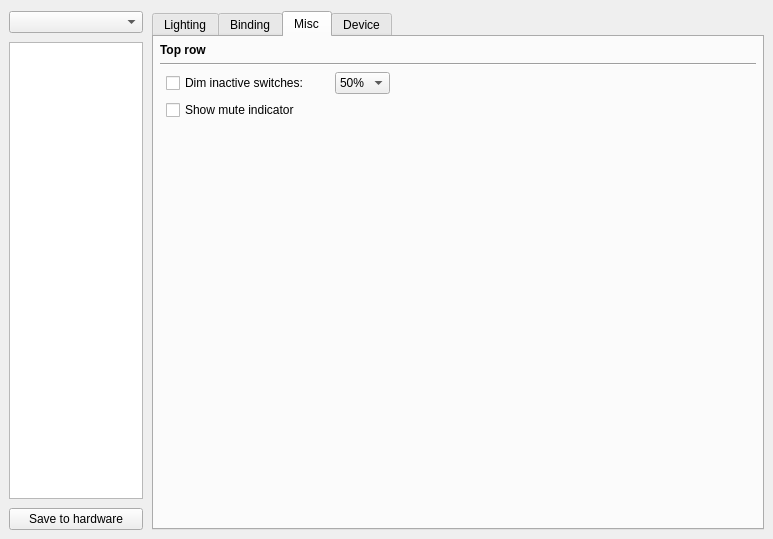
The window that src/ckb/kbwidget.ui (ckb-next/ckb-next) describes before a commit, drawn with Qt 5.
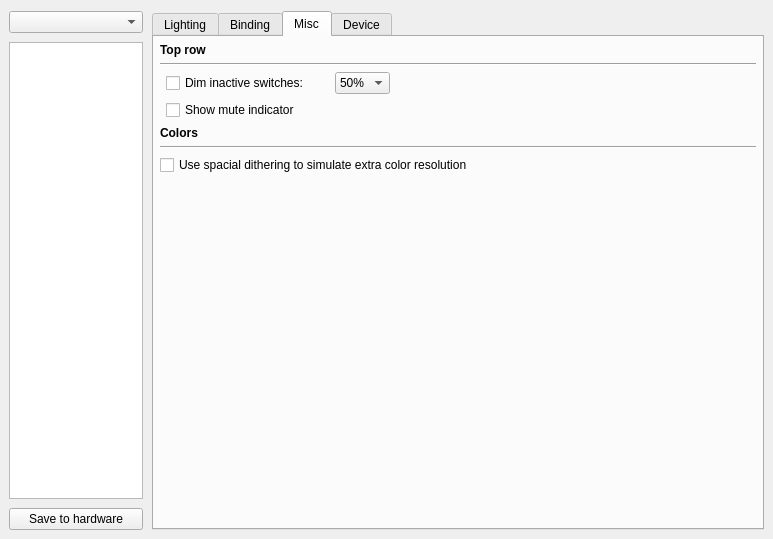
The same window after the commit. The open tabs and pages were chosen to show the change. Custom widgets are drawn as their Qt base class.

Commit message:
Add an option to use ordered dithering.
This takes advantage of inter-key led light leakage to approximate
further color resolution. This is done by applying an ordered
dithering pattern to the quantization error produced when reducing
8-bit color to 3-bit color. This is a per-device setting.

```diff
--- a/src/ckb/kbwidget.ui
+++ b/src/ckb/kbwidget.ui
@@ -252,6 +252,37 @@
          </item>
         </layout>
        </item>
+       <item>
+        <widget class="QLabel" name="label_2">
+         <property name="font">
+          <font>
+           <weight>75</weight>
+           <bold>true</bold>
+          </font>
+         </property>
+         <property name="text">
+          <string>Colors</string>
+         </property>
+        </widget>
+       </item>
+       <item>
+        <widget class="Line" name="line_2">
+         <property name="orientation">
+          <enum>Qt::Horizontal</enum>
+         </property>
+        </widget>
+       </item>
+       <item>
+        <layout class="QGridLayout" name="gridLayout_6">
+         <item row="0" column="0">
+          <widget class="QCheckBox" name="ditherCheck">
+           <property name="text">
+            <string>Use spacial dithering to simulate extra color resolution</string>
+           </property>
+          </widget>
+         </item>
+        </layout>
+       </item>
        <item>
         <spacer name="verticalSpacer_5">
          <property name="orientation">
```
Left out of the diff: 2 changed lines with no effect on the pictures. The commit also changes 8 other files.
